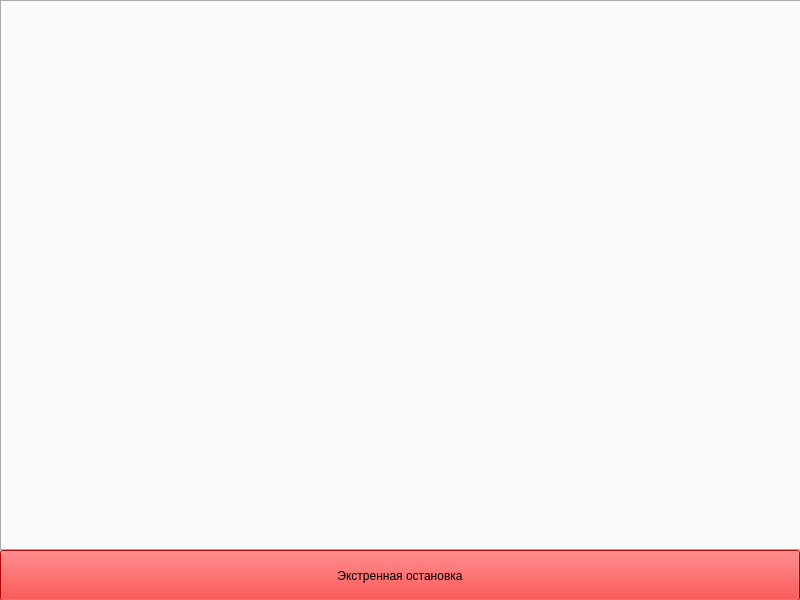
First picture: the form in designs/operatorPage.ui, repository AlexeyK2021/wine-system-client, before the edit.
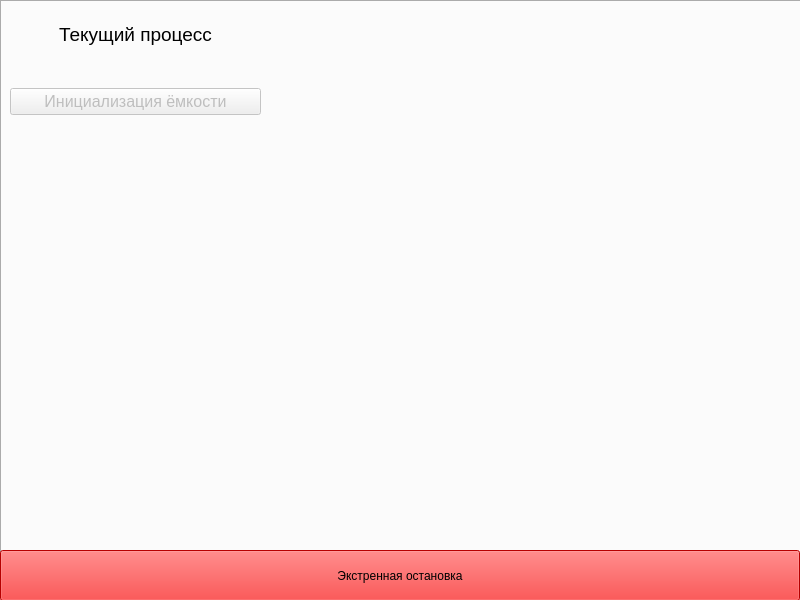
Second picture: the form after the edit.

Commit message: rb to labels

Patch:
```diff
--- a/designs/operatorPage.ui
+++ b/designs/operatorPage.ui
@@ -59,13 +59,72 @@
      <rect>
       <x>0</x>
       <y>0</y>
-      <width>801</width>
-      <height>551</height>
+      <width>851</width>
+      <height>591</height>
      </rect>
     </property>
    </widget>
+   <widget class="QWidget" name="verticalLayoutWidget">
+    <property name="geometry">
+     <rect>
+      <x>10</x>
+      <y>20</y>
+      <width>251</width>
+      <height>95</height>
+     </rect>
+    </property>
+    <layout class="QVBoxLayout" name="verticalLayout">
+     <item>
+      <widget class="QLabel" name="label">
+       <property name="font">
+        <font>
+         <pointsize>14</pointsize>
+         <bold>false</bold>
+        </font>
+       </property>
+       <property name="text">
+        <string>Текущий процесс</string>
+       </property>
+       <property name="alignment">
+        <set>Qt::AlignCenter</set>
+       </property>
+      </widget>
+     </item>
+     <item>
+      <widget class="QLabel" name="curr_process">
+       <property name="font">
+        <font>
+         <pointsize>14</pointsize>
+        </font>
+       </property>
+       <property name="text">
+        <string/>
+       </property>
+       <property name="alignment">
+        <set>Qt::AlignLeading|Qt::AlignLeft|Qt::AlignVCenter</set>
+       </property>
+      </widget>
+     </item>
+     <item>
+      <widget class="QPushButton" name="activate">
+       <property name="enabled">
+        <bool>false</bool>
+       </property>
+       <property name="font">
+        <font>
+         <pointsize>12</pointsize>
+        </font>
+       </property>
+       <property name="text">
+        <string>Инициализация ёмкости</string>
+       </property>
+      </widget>
+     </item>
+    </layout>
+   </widget>
    <zorder>tabWidget</zorder>
    <zorder>pushButton</zorder>
+   <zorder>verticalLayoutWidget</zorder>
   </widget>
  </widget>
  <resources>
```
The commit also changes 19 other files.
